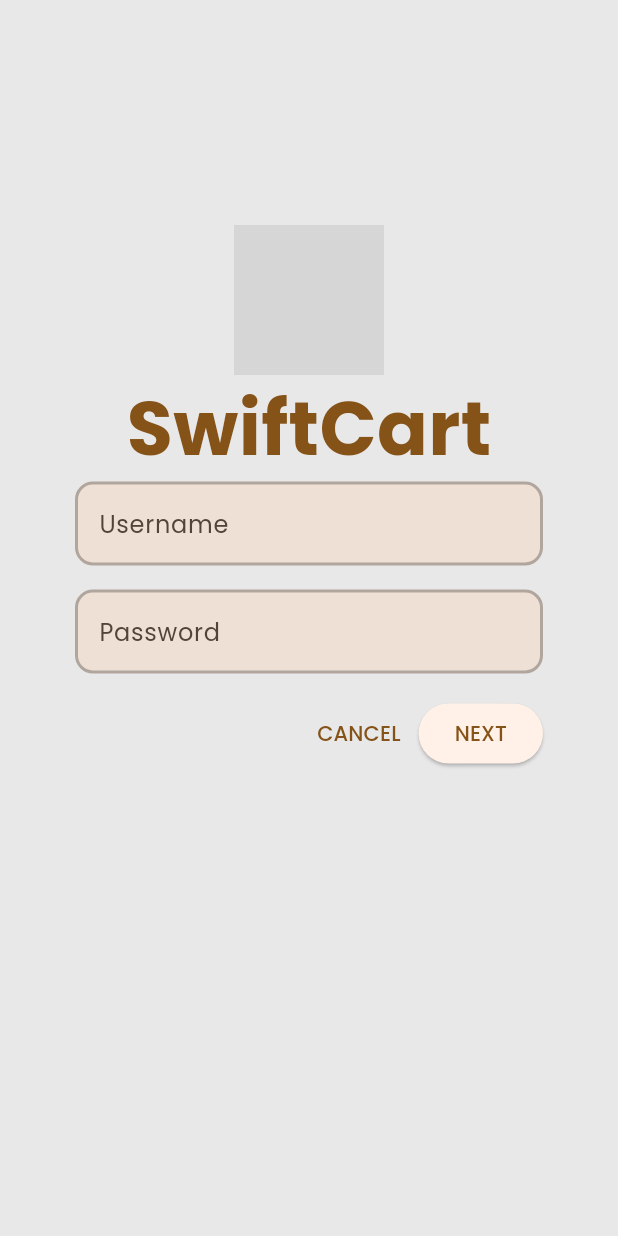
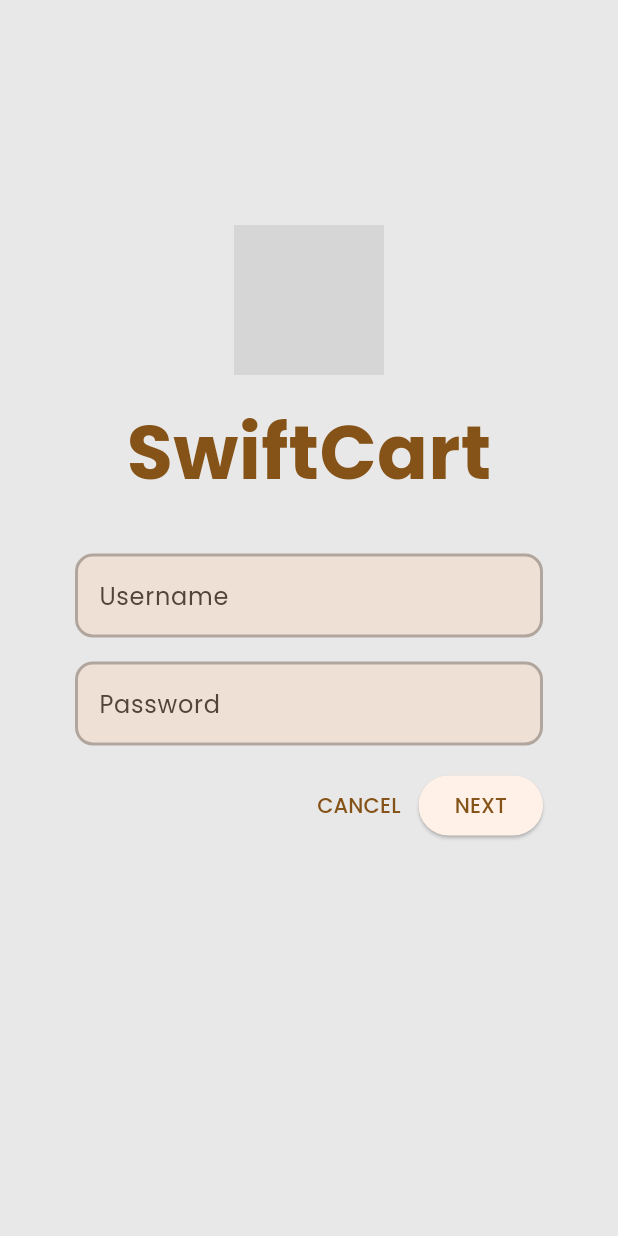
Before and after one commit to trfyrt/Codelabs_AaronKongdoh, a Flutter app: the screen it shows after launch, on a phone screen of 412 x 824 dp. Run offline on Flutter 3.47's test engine with Material 3 defaults, Android fonts, the phone set to English and light mode, and no system bars; grey boxes are pictures that could not be loaded.

Commit message:
login layout

```diff
--- a/lib/pages/login.dart
+++ b/lib/pages/login.dart
@@ -25,18 +25,24 @@ class _LoginPageState extends State<LoginPage> {
           children: <Widget>[
             Column(
               children: <Widget>[
-                Image.asset(
+                Padding(
+                  padding: const EdgeInsets.only(bottom: 16.0),
+                  child: Image.asset(
                     'assets/LogoSwiftCart.png',
                     height: 100,
                     width: 100,
                   ),
-                Text(
+                ),
+                Padding(
+                  padding: const EdgeInsets.only(bottom: 32.0),
+                  child: Text(
                     'SwiftCart',
                     style: TextStyle(
                         fontSize: 50,
                         fontWeight: FontWeight.w700,
                         color: Theme.of(context).colorScheme.primary),
                   ),
+                )
               ],
             ),
             Padding(
@@ -56,7 +62,9 @@ class _LoginPageState extends State<LoginPage> {
                     )),
               ),
             ),
-            TextField(
+            Padding(
+              padding: const EdgeInsets.only(bottom: 16.0),
+              child: TextField(
                 controller: _passwordController,
                 decoration: InputDecoration(
                     filled: true,
@@ -71,28 +79,24 @@ class _LoginPageState extends State<LoginPage> {
                     )),
                 obscureText: true,
               ),
+            ),
             OverflowBar(
               alignment: MainAxisAlignment.end,
               children: <Widget>[
-                Padding(
-                  padding: const EdgeInsets.only(top: 16.0),
-                  child: TextButton(
+                TextButton(
                     onPressed: () {
                       _usernameController.clear();
                       _passwordController.clear();
                     },
                     child: const Text('CANCEL')),
-                ),
-                Padding(
-                    padding: const EdgeInsets.only(top: 16.0),
-                    child: ElevatedButton(
+                ElevatedButton(
                     onPressed: () {
                       Navigator.push(
                           context,
                           MaterialPageRoute(
                               builder: (context) => const DashboardPage()));
                     },
-                        child: const Text('NEXT'))),
+                    child: const Text('NEXT')),
               ],
             )
           ],
```
Lines whose indentation alone changed are shown as unchanged.
